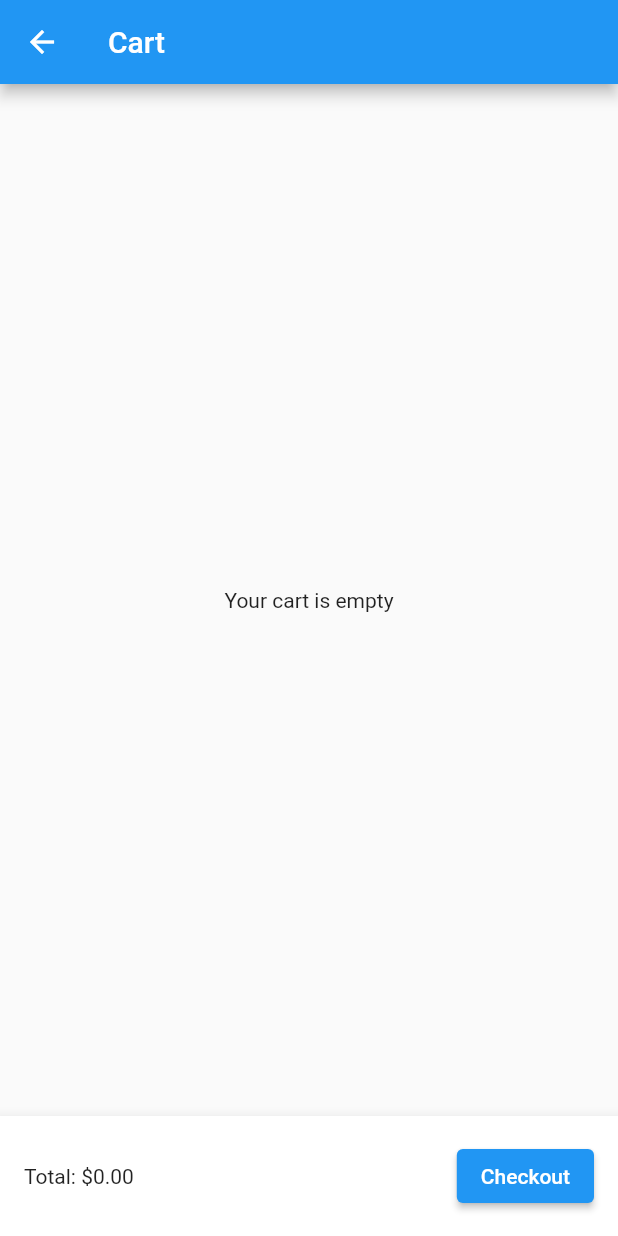
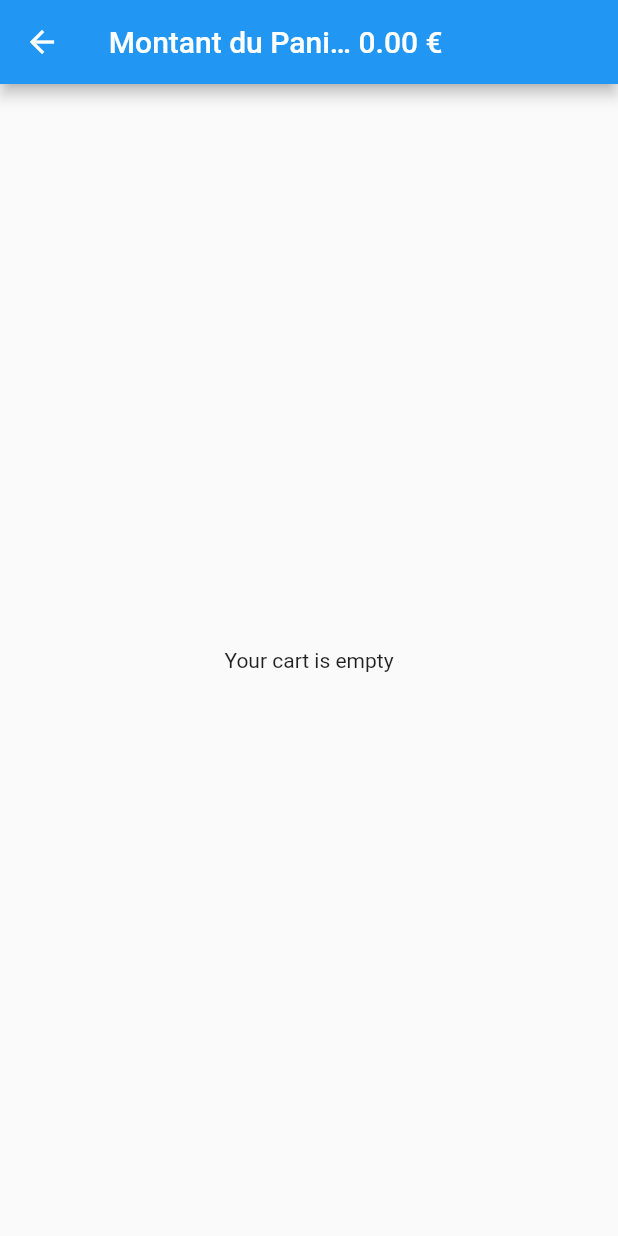
Before and after one commit to cdteddyk1/DartFruits, a Flutter app: the CartPage screen opened by its route, on a phone screen of 412 x 824 dp. Run offline on Flutter 3.47's test engine with Material 2 defaults, Android fonts, the phone set to English and light mode, and no system bars.

Commit message:
fix prix total + prix du panier

```diff
--- a/lib/cart_page.dart
+++ b/lib/cart_page.dart
@@ -24,9 +24,24 @@ class CartPage extends StatelessWidget {
  final List<Fruit> filteredFruits = fruits.where((fruits) => fruits.quantity > 0).toList();
 
     return Scaffold(
-      appBar: AppBar(
-        title: const Text('Cart'),
-      ),
+        appBar: AppBar(
+                title: Row(
+                  children: [
+                    const Expanded(
+                      child: Text(
+                        'Montant du Panier  :  ',
+                        textAlign: TextAlign.right,
+                      ),
+                    ),
+                    Expanded(
+                      child: Text(
+                        ' ${totalPrice.toStringAsFixed(2)} €',
+                        textAlign: TextAlign.left,
+                      ),
+                    ),
+                  ],
+                ),
+              ),
       body: filteredFruits.isEmpty
           ? const Center(
               child: Text('Your cart is empty'),
@@ -49,50 +64,6 @@ class CartPage extends StatelessWidget {
                 );
               },
             ),
-      bottomNavigationBar: BottomAppBar(
-        child: Container(
-          padding: const EdgeInsets.all(16.0),
-          child: Row(
-            mainAxisAlignment: MainAxisAlignment.spaceBetween,
-            children: [
-              Text('Total: \$${totalPrice.toStringAsFixed(2)}'),
-              ElevatedButton(
-                onPressed: () {
-                  showDialog(
-                    context: context,
-                    builder: (BuildContext context) {
-                      return AlertDialog(
-                        title: const Text('Confirmation'),
-                        content: const Text('Are you sure you want to checkout?'),
-                        actions: [
-                          TextButton(
-                            onPressed: () {
-                              Navigator.of(context).pop();
-                            },
-                            child: const Text('CANCEL'),
-                          ),
-                          TextButton(
-                            onPressed: () {
-                              Navigator.of(context).pop();
-                              ScaffoldMessenger.of(context).showSnackBar(
-                                const SnackBar(
-                                  content: Text('Checkout successful'),
-                                ),
-                              );
-                            },
-                            child: const Text('CHECKOUT'),
-                          ),
-                        ],
-                      );
-                    },
-                  );
-                },
-                child: const Text('Checkout'),
-              ),
-            ],
-          ),
-        ),
-      ),
     );
   }
 }
--- a/lib/main.dart
+++ b/lib/main.dart
@@ -82,7 +82,7 @@ class _MyAppState extends State<MyApp> {
 
   void removeFruit(int index) {
     setState(() {
-      _totalPrice -= _fruits[index].price * _fruits[index].quantity;
+      _totalPrice -= _fruits[index].price;
       _fruits[index].quantity--;
     });
   }
```
